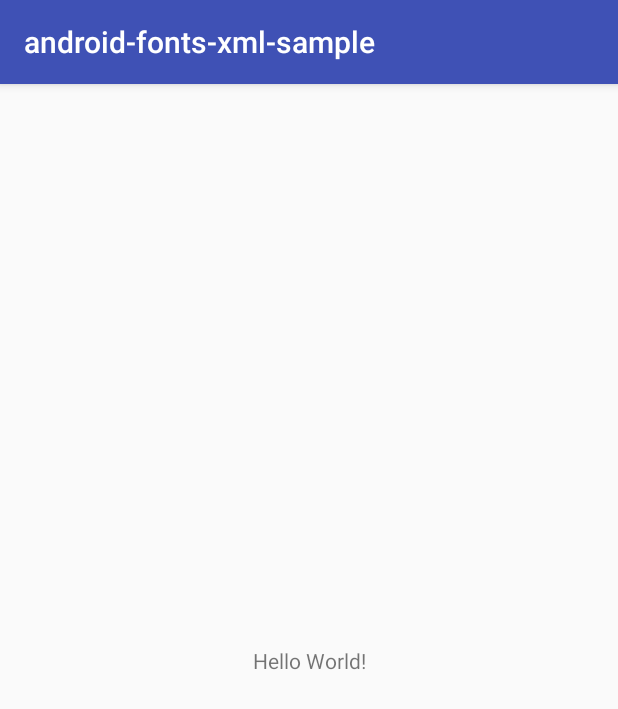
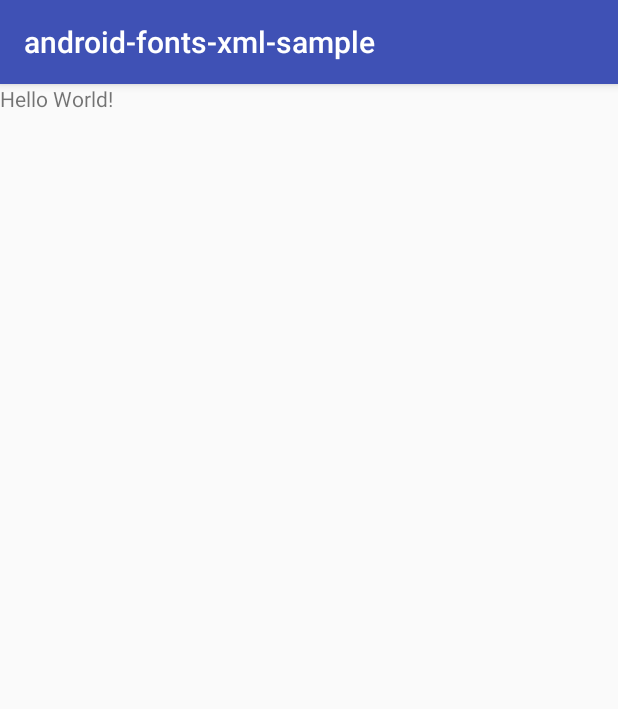
Before and after one commit to segunfamisa/android-fonts-xml-sample, an Android app: the screen it shows after launch (MainActivity), on a phone screen of 412 x 824 dp. Shown: the top 709 px of the screen. Run offline under Robolectric (Android 15) with nearby library versions, the phone set to English and light mode, and no system bars.

Commit message:
[chore] Remove constraint layout

```diff
--- a/app/build.gradle
+++ b/app/build.gradle
@@ -22,7 +22,6 @@ android {
 dependencies {
     implementation fileTree(dir: 'libs', include: ['*.jar'])
     implementation 'com.android.support:appcompat-v7:26.0.1'
-    implementation 'com.android.support.constraint:constraint-layout:1.0.2'
     testImplementation 'junit:junit:4.12'
     androidTestImplementation 'com.android.support.test:runner:1.0.0'
     androidTestImplementation 'com.android.support.test.espresso:espresso-core:3.0.0'
--- a/app/src/main/res/layout/activity_main.xml
+++ b/app/src/main/res/layout/activity_main.xml
@@ -1,18 +1,15 @@
 <?xml version="1.0" encoding="utf-8"?>
-<android.support.constraint.ConstraintLayout xmlns:android="http://schemas.android.com/apk/res/android"
+<LinearLayout xmlns:android="http://schemas.android.com/apk/res/android"
     xmlns:app="http://schemas.android.com/apk/res-auto"
     xmlns:tools="http://schemas.android.com/tools"
     android:layout_width="match_parent"
     android:layout_height="match_parent"
+    android:orientation="vertical"
     tools:context="com.segunfamisa.sample.xmlfonts.MainActivity">
 
     <TextView
         android:layout_width="wrap_content"
         android:layout_height="wrap_content"
-        android:text="Hello World!"
-        app:layout_constraintBottom_toBottomOf="parent"
-        app:layout_constraintLeft_toLeftOf="parent"
-        app:layout_constraintRight_toRightOf="parent"
-        app:layout_constraintTop_toTopOf="parent" />
+        android:text="Hello World!" />
 
-</android.support.constraint.ConstraintLayout>
+</LinearLayout>
```
